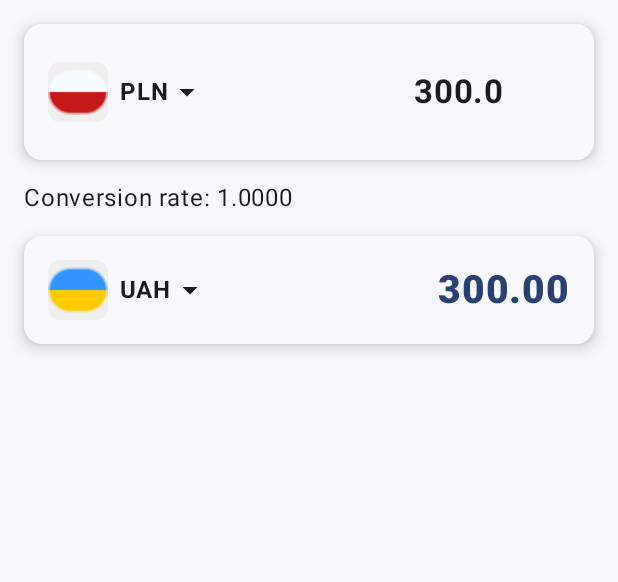
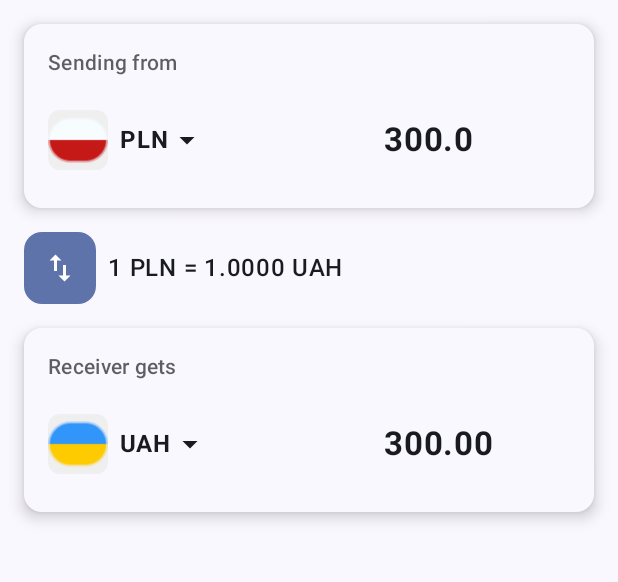
Before and after one commit to cliffs1/KotlinCurrencyConverterApp, an Android app built with Jetpack Compose: the screen it shows after launch (MainActivity), on a phone screen of 412 x 824 dp, the part 84-666 px from its top. Run offline under Robolectric (Android 15) with nearby library versions, the phone set to English and light mode, and no system bars.

Commit message:
Added swap button, receiver edit and UI changes
Swap button added between sender and receiver, Can edit receiver amount, added limits to sender amount, UI changes done

```diff
--- a/app/src/main/java/com/example/currencyconverterapp/MainActivity.kt
+++ b/app/src/main/java/com/example/currencyconverterapp/MainActivity.kt
@@ -4,6 +4,7 @@ import android.os.Bundle
 import androidx.activity.ComponentActivity
 import androidx.activity.compose.setContent
 import androidx.activity.enableEdgeToEdge
+import androidx.compose.foundation.BorderStroke
 import androidx.compose.foundation.background
 import androidx.compose.foundation.clickable
 import androidx.compose.foundation.layout.*
@@ -31,6 +32,7 @@ import java.net.URL
 import androidx.compose.runtime.Composable
 import androidx.compose.material.icons.Icons
 import androidx.compose.material.icons.filled.ArrowDropDown
+import androidx.compose.material.icons.filled.SwapVert
 
 class MainActivity : ComponentActivity() {
     override fun onCreate(savedInstanceState: Bundle?) {
@@ -79,22 +81,39 @@ fun SimpleTopBar(title: String) {
 
 @Composable
 fun MainScreen() {
+    // State
     var fromCurrency by remember { mutableStateOf("PLN") }
     var toCurrency by remember { mutableStateOf("UAH") }
-    var amount by remember { mutableStateOf("300.0") }
-    var rate by remember { mutableStateOf(1.0) }
+    var fromAmount by remember { mutableStateOf("300.0") }
+    var toAmount by remember { mutableStateOf("") }
+    var rate by remember { mutableStateOf(11.50899) }
+    var limitExceeded by remember { mutableStateOf(false) }
+    var limitMessage by remember { mutableStateOf("") }
 
-    // Fetch rate whenever user changes currency or amount
-    LaunchedEffect(fromCurrency, toCurrency, amount) {
-        val numericAmount = amount.toDoubleOrNull() ?: 0.0
-        if (numericAmount > 0) {
-            rate = getFxRate(fromCurrency, toCurrency, numericAmount)
-        }
+    fun updateFromAmount(newToAmount: String) {
+        val numericTo = newToAmount.toDoubleOrNull() ?: 0.0
+        fromAmount = if (rate != 0.0) "%.2f".format(numericTo / rate) else fromAmount
     }
 
-    val converted = remember(amount, rate) {
-        val numericAmount = amount.toDoubleOrNull() ?: 0.0
-        numericAmount * rate
+    fun updateToAmount(newFromAmount: String) {
+        val numericFrom = newFromAmount.toDoubleOrNull() ?: 0.0
+        val limit = getLimitForCurrency(fromCurrency)
+
+        if (numericFrom > limit) {
+            limitExceeded = true
+            limitMessage = "Limit for $fromCurrency is $limit"
+        } else {
+            limitExceeded = false
+            limitMessage = ""
+        }
+
+        toAmount = "%.2f".format(numericFrom * rate)
+    }
+
+    LaunchedEffect(fromCurrency, toCurrency) {
+        val numericAmount = fromAmount.toDoubleOrNull() ?: 1.0
+        rate = getFxRate(fromCurrency, toCurrency, numericAmount)
+        updateToAmount(fromAmount)
     }
 
     Scaffold(
@@ -108,67 +127,153 @@ fun MainScreen() {
             verticalArrangement = Arrangement.spacedBy(16.dp)
         ) {
             SendingCardWithInput(
-                selectedCurrency = fromCurrency,
-                onCurrencySelected = { fromCurrency = it },
-                amountText = amount,
-                onAmountChange = { amount = it }
+                labelText = "Sending from",
+                currencyCode = fromCurrency,
+                amountText = fromAmount,
+                onAmountChange = {
+                    fromAmount = it
+                    updateToAmount(it)
+                },
+                onCurrencyChange = { newCurrency ->
+                    fromCurrency = newCurrency
+                    limitExceeded = false
+                    limitMessage = ""
+                },
+                flagResId = getFlagForCurrency(fromCurrency),
+                isLimitExceeded = limitExceeded
             )
 
+
+
+            Row(
+                verticalAlignment = Alignment.CenterVertically,
+                horizontalArrangement = Arrangement.spacedBy(8.dp)
+            ) {
+                IconButton(
+                    onClick = {
+                        val tempCurrency = fromCurrency
+                        fromCurrency = toCurrency
+                        toCurrency = tempCurrency
+
+                        val tempAmount = fromAmount
+                        fromAmount = toAmount
+                        toAmount = tempAmount
+                    },
+                    modifier = Modifier
+                        .size(48.dp)
+                        .clip(RoundedCornerShape(12.dp))
+                        .background(MaterialTheme.colorScheme.primaryContainer)
+                ) {
+                    Icon(
+                        imageVector = Icons.Default.SwapVert,
+                        contentDescription = "Swap currencies",
+                        tint = MaterialTheme.colorScheme.onPrimaryContainer
+                    )
+                }
+
                 Text(
-                text = "Conversion rate: %.4f".format(rate),
-                style = MaterialTheme.typography.bodyLarge
+                    text = "1 $fromCurrency = %.4f $toCurrency".format(rate),
+                    style = MaterialTheme.typography.bodyLarge,
+                    fontWeight = FontWeight.Medium
                 )
+            }
 
-            SendingCard(
-                selectedCurrency = toCurrency,
-                onCurrencySelected = { toCurrency = it },
-                amountText = "%.2f".format(converted)
+            SendingCardWithInput(
+                labelText = "Receiver gets",
+                currencyCode = toCurrency,
+                amountText = toAmount,
+                onAmountChange = {
+                    toAmount = it
+                    updateFromAmount(it)
+                },
+                onCurrencyChange = { newCurrency ->
+                    toCurrency = newCurrency
+                },
+                flagResId = getFlagForCurrency(toCurrency)
             )
+            if (limitExceeded) {
+                Box(
+                    modifier = Modifier
+                        .fillMaxWidth()
+                        .clip(RoundedCornerShape(8.dp))
+                        .background(Color(0xFFFFE5E5))
+                        .padding(8.dp),
+                    contentAlignment = Alignment.Center
+                ) {
+                    Text(
+                        text = limitMessage,
+                        color = Color.Red,
+                        fontWeight = FontWeight.Bold
+                    )
+                }
+            }
         }
     }
 }
 
 @Composable
 fun SendingCardWithInput(
-    selectedCurrency: String,
-    onCurrencySelected: (String) -> Unit,
+    labelText: String,
+    currencyCode: String,
     amountText: String,
-    onAmountChange: (String) -> Unit
+    onAmountChange: (String) -> Unit,
+    onCurrencyChange: (String) -> Unit,
+    flagResId: Int? = null,
+    isLimitExceeded: Boolean = false,
+    modifier: Modifier = Modifier
 ) {
-    val currencyFlags = mapOf(
-        "PLN" to R.drawable.flag_pl,
-        "EUR" to R.drawable.flag_ge,
-        "GBP" to R.drawable.flag_gb,
-        "UAH" to R.drawable.flag_ua
-    )
+    val textColor = if (isLimitExceeded) Color.Red else Color.Unspecified
 
     Card(
-        modifier = Modifier.fillMaxWidth(),
+        modifier = modifier
+            .fillMaxWidth()
+            .height(IntrinsicSize.Min),
         shape = RoundedCornerShape(12.dp),
+        border = if (isLimitExceeded) BorderStroke(2.dp, Color.Red) else null,
         colors = CardDefaults.cardColors(containerColor = MaterialTheme.colorScheme.surface),
         elevation = CardDefaults.cardElevation(defaultElevation = 6.dp)
     ) {
-        Row(
+        Column(
             modifier = Modifier
                 .padding(16.dp)
                 .fillMaxWidth(),
+            verticalArrangement = Arrangement.spacedBy(12.dp)
+        ) {
+            Text(
+                text = labelText,
+                style = MaterialTheme.typography.bodyMedium.copy(
+                    fontWeight = FontWeight.Medium,
+                    color = MaterialTheme.colorScheme.onSurface.copy(alpha = 0.7f)
+                )
+            )
+
+            Row(
                 verticalAlignment = Alignment.CenterVertically,
-            horizontalArrangement = Arrangement.SpaceBetween
+                horizontalArrangement = Arrangement.SpaceBetween,
+                modifier = Modifier.fillMaxWidth()
             ) {
+                Column(
+                    verticalArrangement = Arrangement.spacedBy(8.dp),
+                    horizontalAlignment = Alignment.Start
+                ) {
+                    if (flagResId != null) {
                         CurrencyDropdown(
-                selectedCurrency = selectedCurrency,
-                onCurrencySelected = onCurrencySelected,
-                flagResId = currencyFlags[selectedCurrency] ?: R.drawable.flag_pl
+                            selectedCurrency = currencyCode,
+                            onCurrencySelected = onCurrencyChange,
+                            flagResId = flagResId
                         )
+                    }
+                }
 
                 TextField(
                     value = amountText,
                     onValueChange = { onAmountChange(it) },
                     singleLine = true,
-                modifier = Modifier.width(120.dp),
+                    modifier = Modifier.width(140.dp),
                     textStyle = LocalTextStyle.current.copy(
                         fontSize = 22.sp,
-                    fontWeight = FontWeight.Bold
+                        fontWeight = FontWeight.Bold,
+                        color = textColor
                     ),
                     colors = TextFieldDefaults.colors(
                         focusedContainerColor = Color.Transparent,
@@ -179,47 +284,6 @@ fun SendingCardWithInput(
                     )
                 )
             }
-    }
-}
-
-@Composable
-fun SendingCard(
-    selectedCurrency: String,
-    onCurrencySelected: (String) -> Unit,
-    amountText: String
-) {
-    val currencyFlags = mapOf(
-        "PLN" to R.drawable.flag_pl,
-        "EUR" to R.drawable.flag_ge,
-        "GBP" to R.drawable.flag_gb,
-        "UAH" to R.drawable.flag_ua
-    )
-
-    Card(
-        modifier = Modifier.fillMaxWidth(),
-        shape = RoundedCornerShape(12.dp),
-        colors = CardDefaults.cardColors(containerColor = MaterialTheme.colorScheme.surface),
-        elevation = CardDefaults.cardElevation(defaultElevation = 6.dp)
-    ) {
-        Row(
-            modifier = Modifier
-                .padding(16.dp)
-                .fillMaxWidth(),
-            verticalAlignment = Alignment.CenterVertically,
-            horizontalArrangement = Arrangement.SpaceBetween
-        ) {
-            CurrencyDropdown(
-                selectedCurrency = selectedCurrency,
-                onCurrencySelected = onCurrencySelected,
-                flagResId = currencyFlags[selectedCurrency] ?: R.drawable.flag_pl
-            )
-
-            Text(
-                text = amountText,
-                fontSize = 26.sp,
-                fontWeight = FontWeight.ExtraBold,
-                color = MaterialTheme.colorScheme.primary
-            )
         }
     }
 }
@@ -233,6 +297,7 @@ fun CurrencyDropdown(
     var expanded by remember { mutableStateOf(false) }
     val currencies = listOf("PLN", "EUR", "GBP", "UAH")
 
+    Box {
         Row(
             verticalAlignment = Alignment.CenterVertically,
             modifier = Modifier.clickable { expanded = true }
@@ -249,6 +314,7 @@ fun CurrencyDropdown(
             Spacer(modifier = Modifier.width(8.dp))
             Text(selectedCurrency, fontWeight = FontWeight.Bold)
             Icon(Icons.Default.ArrowDropDown, contentDescription = "Select currency")
+        }
 
         DropdownMenu(
             expanded = expanded,
@@ -266,6 +332,24 @@ fun CurrencyDropdown(
         }
     }
 }
+fun getFlagForCurrency(currency: String): Int {
+    return when (currency) {
+        "PLN" -> R.drawable.flag_pl
+        "EUR" -> R.drawable.flag_ge
+        "GBP" -> R.drawable.flag_gb
+        "UAH" -> R.drawable.flag_ua
+        else -> {return 0}
+    }
+}
+fun getLimitForCurrency(currency: String): Double {
+    return when (currency) {
+        "PLN" -> 20000.0
+        "EUR" -> 5000.0
+        "GBP" -> 1000.0
+        "UAH" -> 50000.0
+        else -> Double.MAX_VALUE
+    }
+}
 
 @Preview(showBackground = true, widthDp = 360)
 @Composable
```
Lines whose indentation alone changed are shown as unchanged.
